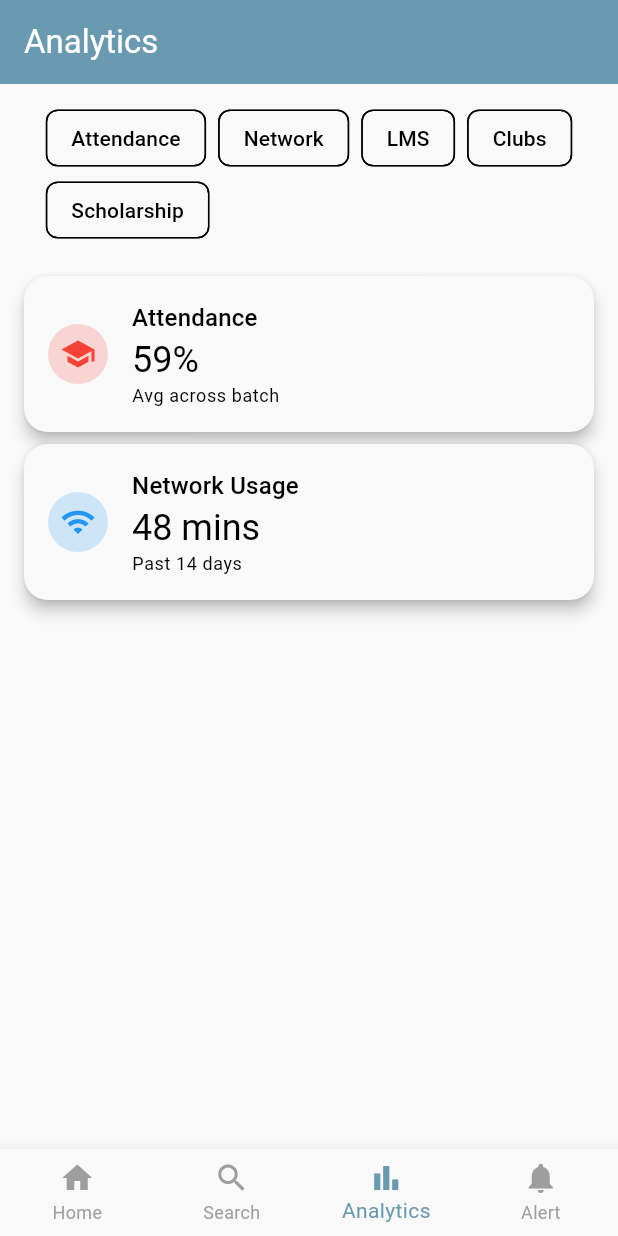
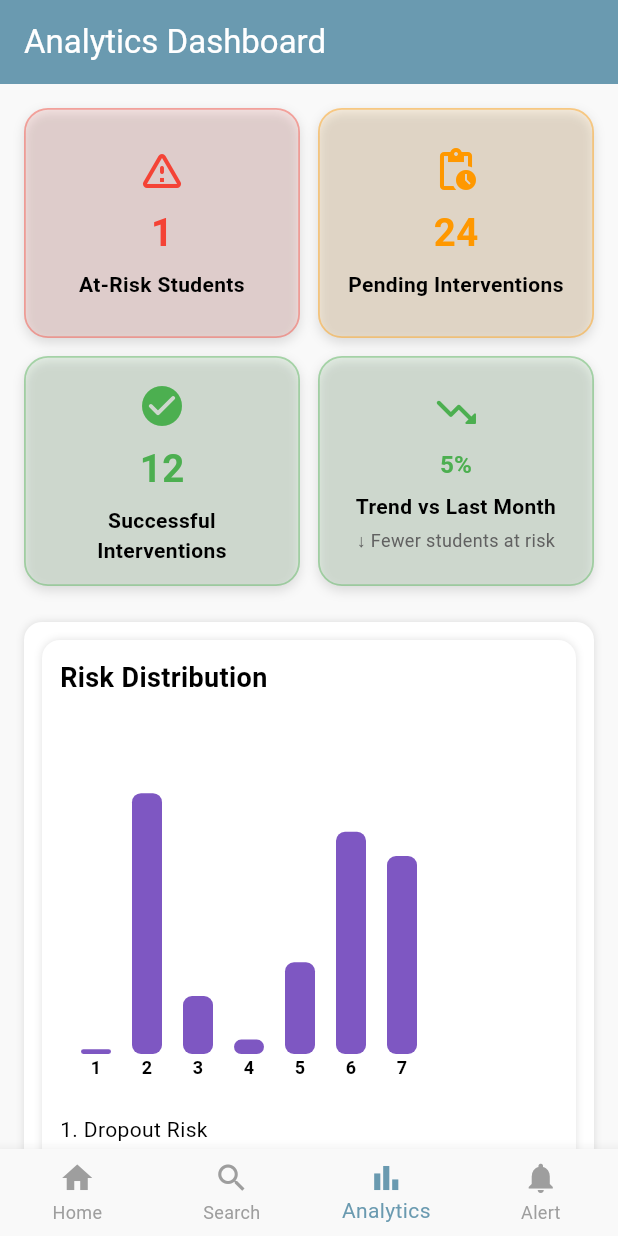
Before and after one commit to upamanyu-jit-phukan/Jonaki, a Flutter app: the screen it shows after launch, item 3 of the bottom bar chosen, on a phone screen of 412 x 824 dp. Run offline on Flutter 3.47's test engine with Material 3 defaults, Android fonts, the light colour scheme and no system bars; drawn by our look-alikes of fl_chart.

Commit message:
changed analytics screen

```diff
--- a/jonaki/lib/main.dart
+++ b/jonaki/lib/main.dart
@@ -15,6 +15,7 @@ class MyApp extends StatelessWidget {
       title: 'Jonaki',
       theme: AppTheme.lightTheme,
       home: const MainPage(),
+      // home: const Center(child: Text('hello'),),
     );
   }
 }
--- a/jonaki/lib/screens/analytics_screen.dart
+++ b/jonaki/lib/screens/analytics_screen.dart
@@ -1,73 +1,137 @@
 import 'package:flutter/material.dart';
+import 'package:jonaki/models/student.dart';
 import 'package:jonaki/utils/student_dummy.dart';
-import '../../models/student.dart';
-import '../../utils/analytics_utils.dart';
-import '../../widgets/analytics/filters_bar.dart';
-import '../../widgets/analytics/metric_card.dart';
-import '../../widgets/analytics/metric_detail.dart';
+import 'package:jonaki/utils/risk_formulas.dart';
+import 'package:jonaki/widgets/analytics/info_card.dart';
+import 'package:jonaki/widgets/analytics/bar_chart.dart';
+import 'package:jonaki/widgets/analytics/risk_detail_card.dart';
 
-class AnalyticsScreen extends StatefulWidget {
-  const AnalyticsScreen({super.key});
-
-  @override
-  State<AnalyticsScreen> createState() => _AnalyticsScreenState();
-}
-
-class _AnalyticsScreenState extends State<AnalyticsScreen> {
-  String selectedFilter = "attendance";
-
-  // 🔹 Dummy student data
-  final List<Student> students = StudentsDummy.generate(count: 25);
+class AnalyticsScreenFull extends StatelessWidget {
+  const AnalyticsScreenFull({super.key});
 
   @override
   Widget build(BuildContext context) {
+    final students = StudentsDummy.generate(count: 120);
+
+    // --- Aggregates ---
+    final atRisk =
+        students.where((s) => RiskFormulas.dropoutRisk(s) > 0.6).length;
+    final pending = 24; // placeholder, from interventions db
+    final successful = 12; // placeholder
+    final changeInRisk = -5; // placeholder from last month
+
+    // --- Risk categories counts ---
+    final Map<String, int> riskCounts = {
+      "Dropout Risk":
+          students.where((s) => RiskFormulas.dropoutRisk(s) > 0.6).length,
+      "Late-Night Activity":
+          students.where((s) => RiskFormulas.lateNightRisk(s) > 0.6).length,
+      "Low Self-Efficacy":
+          students.where((s) => RiskFormulas.selfEfficacyRisk(s) > 0.6).length,
+      "Mental Health":
+          students.where((s) => RiskFormulas.mentalHealthRisk(s) > 0.6).length,
+      "Social Isolation": students
+          .where((s) => RiskFormulas.socialIsolationRisk(s) > 0.6)
+          .length,
+      "Financial Stress": students
+          .where((s) => RiskFormulas.financialStressRisk(s) > 0.6)
+          .length,
+      "Academic Stress": students
+          .where((s) => RiskFormulas.academicStressRisk(s) > 0.6)
+          .length,
+    };
+
     return Scaffold(
-      appBar: AppBar(title: const Text("Analytics")),
-      body: SingleChildScrollView(
-        padding: const EdgeInsets.all(12),
-        child: Column(
-          children: [
-            FiltersBar(onSelected: (filter) {
-              setState(() => selectedFilter = filter);
-            }),
-            const SizedBox(height: 16),
+      appBar: AppBar(title: const Text("Analytics Dashboard")),
+      body: LayoutBuilder(
+        builder: (context, constraints) {
+          return SingleChildScrollView(
+            padding: const EdgeInsets.all(16),
+            child: Column(
+              children: [
+                // --- Quadrant Cards ---
+                // --- Quadrant Cards ---
+                GridView.count(
+                  shrinkWrap: true,
+                  crossAxisCount: 2,
+                  crossAxisSpacing: 12,
+                  mainAxisSpacing: 12,
+                  physics:
+                      const NeverScrollableScrollPhysics(), // avoids nested scroll clash
+                  childAspectRatio: 1.2, // adjust height/width ratio
+                  children: [
+                    InfoCard(
+                      title: "At-Risk Students",
+                      value: atRisk.toString(),
+                      color: Colors.red,
+                      icon: Icons.warning_amber_rounded,
+                    ),
+                    InfoCard(
+                      title: "Pending Interventions",
+                      value: pending.toString(),
+                      color: Colors.orange,
+                      icon: Icons.pending_actions,
+                    ),
+                    InfoCard(
+                      title: "Successful Interventions",
+                      value: successful.toString(),
+                      color: Colors.green,
+                      icon: Icons.check_circle_rounded,
+                    ),
+                    InfoCard(
+                      title: "Trend vs Last Month",
+                      value: "${changeInRisk.abs()}%",
+                      color: changeInRisk >= 0 ? Colors.red : Colors.green,
+                      icon: changeInRisk >= 0
+                          ? Icons.trending_up_rounded
+                          : Icons.trending_down_rounded,
+                      subtitle: changeInRisk >= 0
+                          ? "↑ More students at risk"
+                          : "↓ Fewer students at risk",
+                    ),
+                  ],
+                ),
 
-            // Example metric cards
-            MetricCard(
-              title: "Attendance",
-              value: "${students[0].attendancePercent}%",
-              subtitle: "Avg across batch",
-              icon: Icons.school,
-              color: Colors.red,
-              onTap: () {
-                showDialog(
-                  context: context,
-                  builder: (_) => AlertDialog(
-                    content: MetricDetail(
-                      title: "Attendance Trend",
-                      trend: students[0]
-                          .attendanceTrend14
-                          .map((e) => e.toDouble())
-                          .toList(),
-                      avg: mean(students.map((s) => s.attendancePercent.toDouble()).toList()),
-                      median: median(students.map((s) => s.attendancePercent.toDouble()).toList()),
-                      sd: stddev(students.map((s) => s.attendancePercent.toDouble()).toList()),
-                    ),
+                const SizedBox(height: 24),
+
+                // --- Risk Category Bar Chart ---
+                Container(
+                  padding: const EdgeInsets.all(12),
+                  decoration: BoxDecoration(
+                    color: Colors.white,
+                    borderRadius: BorderRadius.circular(12),
+                    boxShadow: const [
+                      BoxShadow(color: Colors.black12, blurRadius: 4)
+                    ],
                   ),
-                );
-              },
+                  child: BarChartWidget(data: riskCounts),
+                ),
+                const SizedBox(height: 24),
+
+                // --- Detailed Circular Dashboards ---
+                Column(
+                  children: riskCounts.entries.map((entry) {
+                    return Padding(
+                      padding: const EdgeInsets.only(bottom: 20),
+                      child: RiskDetailCard(
+                        title: entry.key,
+                        studentCount: entry.value,
+                        formulaText: RiskFormulas.getFormulaText(entry.key),
+                      ),
+                    );
+                  }).toList(),
+                ),
+
+                const SizedBox(height: 32),
+                Text(
+                  "Last updated: 14 Sept 2025, 8:42 PM",
+                  style: TextStyle(
+                      color: Colors.grey.shade600, fontStyle: FontStyle.italic),
+                ),
+              ],
             ),
-
-            MetricCard(
-              title: "Network Usage",
-              value: "${students[0].avgMinutesNetwork14} mins",
-              subtitle: "Past 14 days",
-              icon: Icons.wifi,
-              color: Colors.blue,
-              onTap: () {},
-            ),
-          ],
-        ),
+          );
+        },
       ),
     );
   }
--- /dev/null
+++ b/jonaki/lib/utils/risk_formulas.dart
@@ -0,0 +1,50 @@
+import '../models/student.dart';
+
+class RiskFormulas {
+  static double dropoutRisk(Student s) {
+    // Based on factors b–g
+    return [
+      lateNightRisk(s),
+      selfEfficacyRisk(s),
+      mentalHealthRisk(s),
+      socialIsolationRisk(s),
+      financialStressRisk(s),
+      academicStressRisk(s),
+    ].reduce((a, b) => a + b) /
+        6.0;
+  }
+
+  static double lateNightRisk(Student s) => s.nightActivityRatio > 0.25 ? 0.8 : 0.2;
+
+  static double selfEfficacyRisk(Student s) => s.lmsAccess14 < 5 ? 0.7 : 0.3;
+
+  static double mentalHealthRisk(Student s) =>
+      (s.attendancePercent < 50 && s.clubEngagement < 5) ? 0.8 : 0.3;
+
+  static double socialIsolationRisk(Student s) => s.clubEngagement < 3 ? 0.7 : 0.2;
+
+  static double financialStressRisk(Student s) => s.incomeCategory == 0 ? 0.8 : 0.2;
+
+  static double academicStressRisk(Student s) => s.attendancePercent < 60 ? 0.7 : 0.3;
+
+  static String getFormulaText(String key) {
+    switch (key) {
+      case "Dropout Risk":
+        return "DropoutScore = Avg(b–g risk factors)";
+      case "Late-Night Activity":
+        return "Risk ∝ NightActivityRatio > 0.25";
+      case "Low Self-Efficacy":
+        return "Risk ∝ Low LMS usage (<5/14 days)";
+      case "Mental Health":
+        return "Risk ∝ Low Attendance + Low Club Engagement";
+      case "Social Isolation":
+        return "Risk ∝ Very Low Club Engagement (<3)";
+      case "Financial Stress":
+        return "Risk ∝ IncomeCategory == Low";
+      case "Academic Stress":
+        return "Risk ∝ Attendance < 60%";
+      default:
+        return "";
+    }
+  }
+}
--- /dev/null
+++ b/jonaki/lib/widgets/analytics/bar_chart.dart
@@ -0,0 +1,135 @@
+import 'package:flutter/material.dart';
+import 'package:fl_chart/fl_chart.dart';
+
+class BarChartWidget extends StatelessWidget {
+  final Map<String, int> data;
+  const BarChartWidget({super.key, required this.data});
+
+  @override
+  Widget build(BuildContext context) {
+    final keys = data.keys.toList();
+    final values = data.values.toList();
+    final maxValue =
+        values.isNotEmpty ? values.reduce((a, b) => a > b ? a : b) : 1;
+    final maxY = (maxValue * 1.3).toDouble();
+    final barColor = Colors.deepPurple.shade400;
+
+    // Shrink width per bar to fit more on screen
+    final barWidth = 20.0;
+
+    return Container(
+      width: double.infinity, // full-width card
+      padding: const EdgeInsets.all(12),
+      decoration: BoxDecoration(
+        color: Colors.white,
+        borderRadius: BorderRadius.circular(12),
+        boxShadow: const [
+          BoxShadow(color: Colors.black12, blurRadius: 4),
+        ],
+      ),
+      child: Column(
+        crossAxisAlignment: CrossAxisAlignment.start,
+        children: [
+          const Text(
+            "Risk Distribution",
+            style: TextStyle(fontSize: 18, fontWeight: FontWeight.bold),
+          ),
+          const SizedBox(height: 12),
+
+          // --- Bar chart (scrollable & shrunk) ---
+          SizedBox(
+            height: 250,
+            child: SingleChildScrollView(
+              scrollDirection: Axis.horizontal,
+              child: Center(
+                child: SizedBox(
+                  width: (keys.length * (barWidth + 16))
+                      .clamp(200.0, double.infinity)
+                      .toDouble(),
+                  child: BarChart(
+                    BarChartData(
+                      maxY: maxY,
+                      gridData: const FlGridData(show: false),
+                      borderData: FlBorderData(show: false),
+                      titlesData: FlTitlesData(
+                        leftTitles: const AxisTitles(
+                          sideTitles: SideTitles(showTitles: false),
+                        ),
+                        topTitles: const AxisTitles(
+                          sideTitles: SideTitles(showTitles: false),
+                        ),
+                        rightTitles: const AxisTitles(
+                          sideTitles: SideTitles(showTitles: false),
+                        ),
+                        bottomTitles: AxisTitles(
+                          sideTitles: SideTitles(
+                            showTitles: true,
+                            reservedSize: 24,
+                            getTitlesWidget: (value, meta) {
+                              final idx = value.toInt();
+                              if (idx < 0 || idx >= keys.length)
+                                return const SizedBox.shrink();
+                              return Text(
+                                '${idx + 1}',
+                                textAlign: TextAlign.center,
+                                style: const TextStyle(
+                                    fontSize: 12, fontWeight: FontWeight.bold),
+                              );
+                            },
+                          ),
+                        ),
+                      ),
+                      barGroups: List.generate(keys.length, (i) {
+                        return BarChartGroupData(
+                          x: i,
+                          barRods: [
+                            BarChartRodData(
+                              toY: values[i].toDouble(),
+                              color: barColor,
+                              width: barWidth,
+                              borderRadius: BorderRadius.circular(6),
+                            ),
+                          ],
+                        );
+                      }),
+                      barTouchData: BarTouchData(
+                        enabled: true,
+                        touchTooltipData: BarTouchTooltipData(
+                          getTooltipItem: (group, _, rod, __) {
+                            return BarTooltipItem(
+                              "${rod.toY.toInt()} students",
+                              const TextStyle(
+                                  color: Colors.white,
+                                  fontWeight: FontWeight.bold),
+                            );
+                          },
+                        ),
+                      ),
+                    ),
+                  ),
+                ),
+              ),
+            ),
+          ),
+
+          const SizedBox(height: 16),
+
+          // --- Category legend (2 per row) ---
+          Wrap(
+            spacing: 16,
+            runSpacing: 8,
+            children: List.generate(keys.length, (i) {
+              return SizedBox(
+                width: (MediaQuery.of(context).size.width - 48) / 2,
+                child: Text(
+                  "${i + 1}. ${keys[i]}",
+                  style: const TextStyle(fontSize: 14),
+                ),
+              );
+            }),
+          ),
+        ],
+      ),
+    );
+  }
+}
--- a/jonaki/lib/widgets/analytics/filters_bar.dart
+++ /dev/null
@@ -1,21 +0,0 @@
-import 'package:flutter/material.dart';
-
-class FiltersBar extends StatelessWidget {
-  final void Function(String filter) onSelected;
-
-  const FiltersBar({super.key, required this.onSelected});
-
-  @override
-  Widget build(BuildContext context) {
-    return Wrap(
-      spacing: 8,
-      children: [
-        FilterChip(label: const Text("Attendance"), onSelected: (_) => onSelected("attendance")),
-        FilterChip(label: const Text("Network"), onSelected: (_) => onSelected("network")),
-        FilterChip(label: const Text("LMS"), onSelected: (_) => onSelected("lms")),
-        FilterChip(label: const Text("Clubs"), onSelected: (_) => onSelected("club")),
-        FilterChip(label: const Text("Scholarship"), onSelected: (_) => onSelected("scholarship")),
-      ],
-    );
-  }
-}
--- /dev/null
+++ b/jonaki/lib/widgets/analytics/info_card.dart
@@ -0,0 +1,90 @@
+import 'package:flutter/material.dart';
+
+class InfoCard extends StatelessWidget {
+  final String title;
+  final String value;
+  final Color color;
+  final IconData icon;
+  final String? subtitle;
+
+  const InfoCard({
+    super.key,
+    required this.title,
+    required this.value,
+    required this.color,
+    required this.icon,
+    this.subtitle,
+  });
+
+  @override
+  Widget build(BuildContext context) {
+    return Container(
+      padding: const EdgeInsets.all(16),
+      decoration: BoxDecoration(
+        color: color.withValues(alpha: 0.1),
+        borderRadius: BorderRadius.circular(16),
+        border: Border.all(color: color.withValues(alpha: 0.4), width: 1.2),
+        boxShadow: const [
+          BoxShadow(
+            color: Colors.black12,
+            blurRadius: 6,
+            offset: Offset(0, 3),
+          )
+        ],
+      ),
+      child: Column(
+        mainAxisAlignment: MainAxisAlignment.center,
+        children: [
+          Icon(icon, color: color, size: 32),
+          const SizedBox(height: 8),
+
+          // Value (scales down if too large)
+          Flexible(
+            child: FittedBox(
+              fit: BoxFit.scaleDown,
+              child: Text(
+                value,
+                style: TextStyle(
+                  fontSize: 26,
+                  fontWeight: FontWeight.bold,
+                  color: color,
+                ),
+              ),
+            ),
+          ),
+
+          const SizedBox(height: 6),
+
+          // Title (wraps or ellipsizes if too long)
+          Flexible(
+            child: Text(
+              title,
+              maxLines: 2,
+              overflow: TextOverflow.ellipsis,
+              textAlign: TextAlign.center,
+              style:
+                  const TextStyle(fontSize: 14, fontWeight: FontWeight.w600),
+            ),
+          ),
+
+          // Subtitle (optional, wrap nicely)
+          if (subtitle != null) ...[
+            const SizedBox(height: 4),
+            Flexible(
+              child: Text(
+                subtitle!,
+                maxLines: 2,
+                overflow: TextOverflow.ellipsis,
+                textAlign: TextAlign.center,
+                style: TextStyle(
+                  fontSize: 12,
+                  color: Colors.grey.shade700,
+                ),
+              ),
+            ),
+          ],
+        ],
+      ),
+    );
+  }
+}
--- /dev/null
+++ b/jonaki/lib/widgets/analytics/percentage_ring.dart
@@ -0,0 +1,48 @@
+import 'package:flutter/material.dart';
+
+class PercentageRing extends StatelessWidget {
+  final double percentage;
+  final Color color;
+
+  const PercentageRing({super.key, required this.percentage, required this.color});
+
+  @override
+  Widget build(BuildContext context) {
+    return CustomPaint(
+      size: const Size(100, 100),
+      painter: _RingPainter(percentage: percentage, color: color),
+    );
+  }
+}
+
+class _RingPainter extends CustomPainter {
+  final double percentage;
+  final Color color;
+
+  _RingPainter({required this.percentage, required this.color});
+
+  @override
+  void paint(Canvas canvas, Size size) {
+    final stroke = 10.0;
+    final center = size.center(Offset.zero);
+    final radius = size.width / 2 - stroke;
+
+    final bgPaint = Paint()
+      ..strokeWidth = stroke
+      ..color = Colors.grey.shade300
+      ..style = PaintingStyle.stroke;
+
+    final fgPaint = Paint()
+      ..strokeWidth = stroke
+      ..color = color
+      ..style = PaintingStyle.stroke
+      ..strokeCap = StrokeCap.round;
+
+    canvas.drawCircle(center, radius, bgPaint);
+    final sweepAngle = 2 * 3.1416 * percentage;
+    canvas.drawArc(Rect.fromCircle(center: center, radius: radius), -3.1416 / 2, sweepAngle, false, fgPaint);
+  }
+
+  @override
+  bool shouldRepaint(covariant CustomPainter oldDelegate) => true;
+}
--- /dev/null
+++ b/jonaki/lib/widgets/analytics/risk_detail_card.dart
@@ -0,0 +1,45 @@
+import 'package:flutter/material.dart';
+import 'percentage_ring.dart';
+
+class RiskDetailCard extends StatelessWidget {
+  final String title;
+  final int studentCount;
+  final String formulaText;
+
+  const RiskDetailCard({
+    super.key,
+    required this.title,
+    required this.studentCount,
+    required this.formulaText,
+  });
+
+  @override
+  Widget build(BuildContext context) {
+    return Container(
+      padding: const EdgeInsets.all(16),
+      decoration: BoxDecoration(
+        color: Colors.white,
+        borderRadius: BorderRadius.circular(12),
+        boxShadow: const [BoxShadow(color: Colors.black12, blurRadius: 4)],
+      ),
+      child: Column(
+        crossAxisAlignment: CrossAxisAlignment.start,
+        children: [
+          Text(title, style: const TextStyle(fontSize: 18, fontWeight: FontWeight.bold)),
+          const SizedBox(height: 12),
+          Row(
+            children: [
+              PercentageRing(percentage: studentCount / 100, color: Colors.blue),
+              const SizedBox(width: 16),
+              Text("$studentCount students flagged", style: const TextStyle(fontSize: 16)),
+            ],
+          ),
+          const SizedBox(height: 12),
+          Text("Formula:", style: TextStyle(color: Colors.grey.shade700, fontWeight: FontWeight.w500)),
+          const SizedBox(height: 6),
+          Text(formulaText, style: const TextStyle(fontSize: 14, fontStyle: FontStyle.italic)),
+        ],
+      ),
+    );
+  }
+}
--- a/jonaki/lib/widgets/bottom_nav.dart
+++ b/jonaki/lib/widgets/bottom_nav.dart
@@ -1,6 +1,6 @@
 import 'package:flutter/material.dart';
+import 'package:jonaki/screens/analytics_screen.dart';
 import '../screens/home_screen.dart';
-import '../screens/analytics_screen.dart';
 import '../screens/search_screen.dart';
 import '../screens/alert_screen.dart';
 
@@ -17,7 +17,7 @@ class _MainPageState extends State<MainPage> {
   final List<Widget> _screens = [
     const HomeScreen(),
     const SearchScreen(),
-    const AnalyticsScreen(),
+    const AnalyticsScreenFull(),
     AlertScreen(),
   ];
 
--- a/jonaki/pubspec.yaml
+++ b/jonaki/pubspec.yaml
@@ -30,6 +30,7 @@ environment:
 dependencies:
   flutter:
     sdk: flutter
+  fl_chart: ^0.68.0
 
 
   # The following adds the Cupertino Icons font to your application.
```
Also changed, not shown: jonaki/lib/utils/constants.dart (deleted), jonaki/pubspec.lock.
